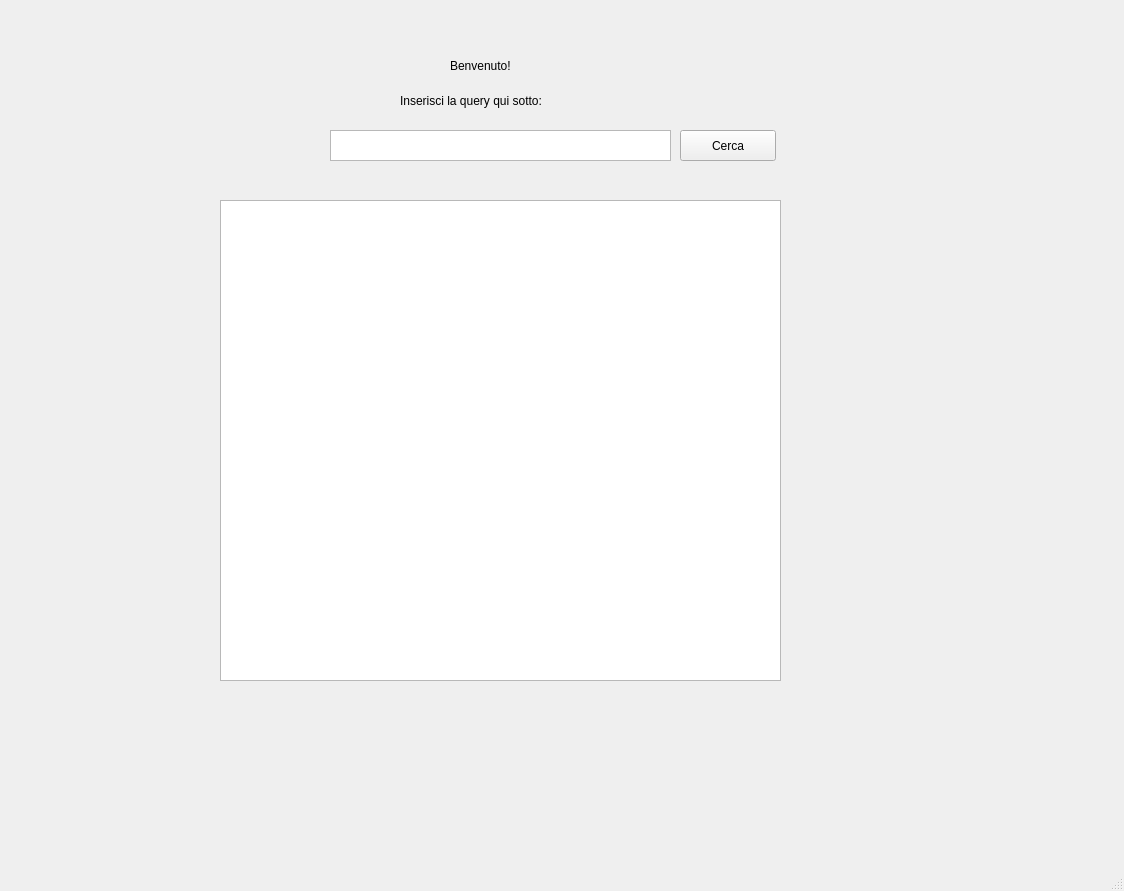
The window that SandboxForTesting/Whoosh/gui.ui (ChristianP01/Gamenter) describes before a commit, drawn with Qt 5.
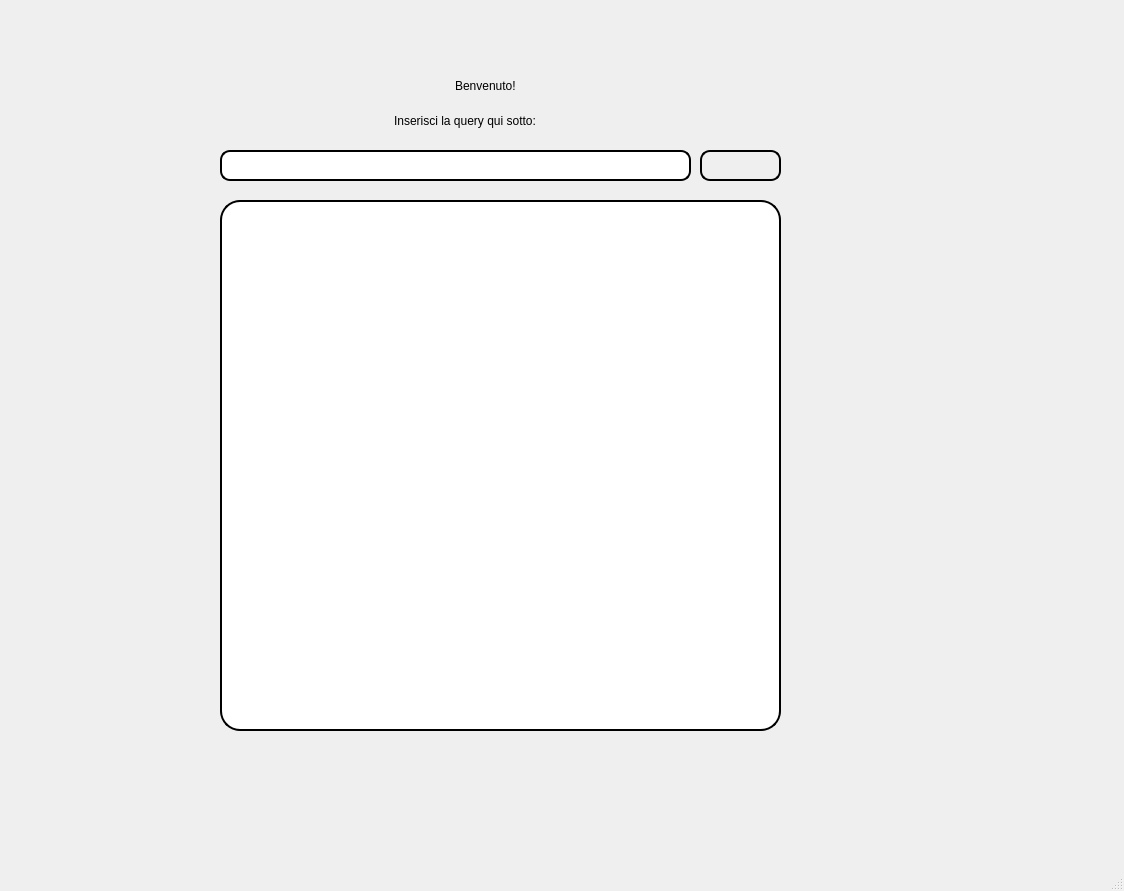
The same window after the commit. Icons and pictures are not drawn.

```diff
--- a/SandboxForTesting/Whoosh/gui.ui
+++ b/SandboxForTesting/Whoosh/gui.ui
@@ -17,9 +17,9 @@
    <widget class="QLabel" name="welcomeLabel">
     <property name="geometry">
      <rect>
-      <x>450</x>
-      <y>40</y>
-      <width>251</width>
+      <x>455</x>
+      <y>60</y>
+      <width>91</width>
       <height>51</height>
      </rect>
     </property>
@@ -30,19 +30,33 @@
    <widget class="QTextEdit" name="userQuery">
     <property name="geometry">
      <rect>
-      <x>330</x>
-      <y>130</y>
-      <width>341</width>
+      <x>220</x>
+      <y>150</y>
+      <width>471</width>
       <height>31</height>
      </rect>
     </property>
+    <property name="styleSheet">
+     <string notr="true">QTextEdit{
+border: 2px solid;
+border-radius:10px;
+background-color: palette(base);
+}</string>
+    </property>
+    <property name="html">
+     <string>&lt;!DOCTYPE HTML PUBLIC &quot;-//W3C//DTD HTML 4.0//EN&quot; &quot;http://www.w3.org/TR/REC-html40/strict.dtd&quot;&gt;
+&lt;html&gt;&lt;head&gt;&lt;meta name=&quot;qrichtext&quot; content=&quot;1&quot; /&gt;&lt;style type=&quot;text/css&quot;&gt;
+p, li { white-space: pre-wrap; }
+&lt;/style&gt;&lt;/head&gt;&lt;body style=&quot; font-family:'Sans Serif'; font-size:9pt; font-weight:400; font-style:normal;&quot;&gt;
+&lt;p style=&quot;-qt-paragraph-type:empty; margin-top:0px; margin-bottom:0px; margin-left:0px; margin-right:0px; -qt-block-indent:0; text-indent:0px;&quot;&gt;&lt;br /&gt;&lt;/p&gt;&lt;/body&gt;&lt;/html&gt;</string>
+    </property>
    </widget>
    <widget class="QLabel" name="label">
     <property name="geometry">
      <rect>
-      <x>400</x>
-      <y>90</y>
-      <width>261</width>
+      <x>394</x>
+      <y>110</y>
+      <width>211</width>
       <height>21</height>
      </rect>
     </property>
@@ -56,21 +70,45 @@
       <x>220</x>
       <y>200</y>
       <width>561</width>
-      <height>481</height>
+      <height>531</height>
      </rect>
     </property>
+    <property name="styleSheet">
+     <string notr="true">QTextEdit{
+border: 2px solid;
+background-color: palette(base);
+border-radius: 20px;
+}</string>
+    </property>
    </widget>
    <widget class="QPushButton" name="pushButton">
     <property name="geometry">
      <rect>
-      <x>680</x>
-      <y>130</y>
-      <width>96</width>
+      <x>700</x>
+      <y>150</y>
+      <width>81</width>
       <height>31</height>
      </rect>
     </property>
+    <property name="styleSheet">
+     <string notr="true">QPushButton {
+border: 2px solid;
+border-radius: 10px;
+border-style: outset;
+}</string>
+    </property>
     <property name="text">
-     <string>Cerca</string>
+     <string/>
+    </property>
+    <property name="icon">
+     <iconset>
+      <normaloff>images/search.jpg</normaloff>images/search.jpg</iconset>
+    </property>
+    <property name="iconSize">
+     <size>
+      <width>20</width>
+      <height>20</height>
+     </size>
     </property>
    </widget>
   </widget>
```
